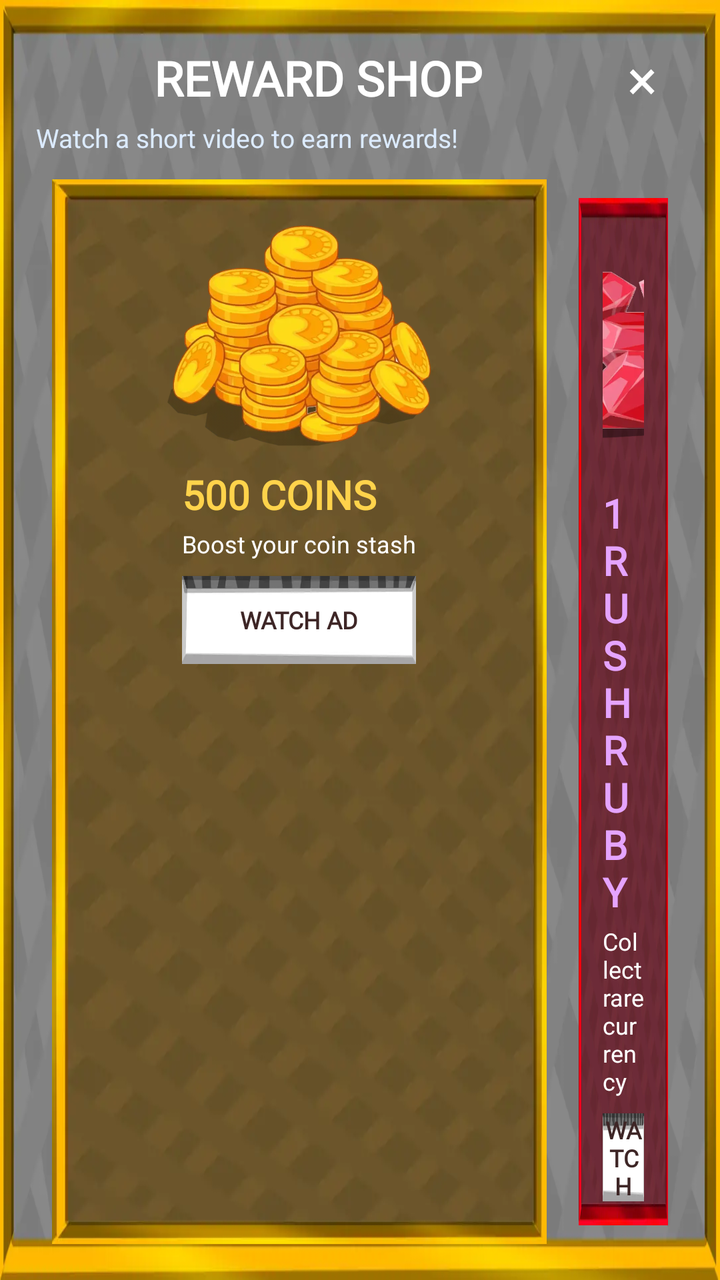
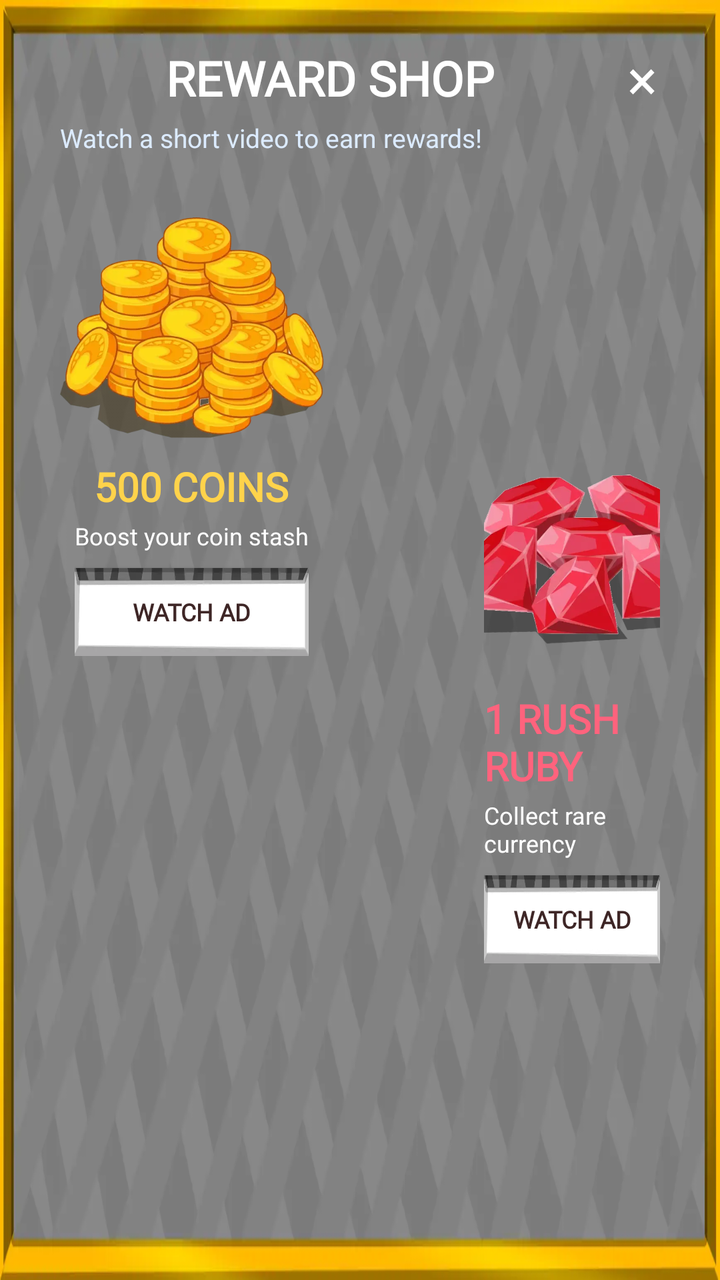

Screens rendered from an Android XML layout before and after an edit, with the pre-edit source and the edit as a unified diff.
<!-- AndroidManifest.xml: application theme Theme.RollerRush -->
<!-- res/layout/dialog_reward_shop.xml -->
<?xml version="1.0" encoding="utf-8"?>
<LinearLayout xmlns:android="http://schemas.android.com/apk/res/android"
    android:layout_width="match_parent"
    android:layout_height="wrap_content"
    android:background="@drawable/reward_shop_panel"
    android:orientation="vertical"
    android:padding="18dp">

    
    <LinearLayout
        android:layout_width="match_parent"
        android:layout_height="wrap_content"
        android:gravity="center_vertical"
        android:orientation="horizontal">

        <TextView
            android:layout_width="0dp"
            android:layout_height="wrap_content"
            android:layout_weight="1"
            android:fontFamily="@font/new_font"
            android:text="REWARD SHOP"
            android:textAlignment="center"
            android:textColor="#FFFFFF"
            android:textSize="24sp"
            android:textStyle="bold"/>

        <TextView
            android:id="@+id/rewardShopClose"
            android:layout_width="42dp"
            android:layout_height="42dp"
            android:clickable="true"
            android:focusable="true"
            android:gravity="center"
            android:text="×"
            android:textColor="#FFFFFF"
            android:textSize="28sp"/>
    </LinearLayout>

    <TextView
        android:layout_width="match_parent"
        android:layout_height="wrap_content"
        android:layout_marginBottom="12dp"
        android:text="Watch a short video to earn rewards!"
        android:textColor="#DCEBFF"
        android:textSize="13sp"/>
    <LinearLayout
        android:layout_width="match_parent"
        android:layout_height="match_parent"
        android:orientation="horizontal"
        android:gravity="center">



    
    <LinearLayout
        android:layout_width="wrap_content"
        android:layout_height="match_parent"
        android:background="@drawable/reward_shop_card1"
        android:gravity="center_horizontal"
        android:layout_marginHorizontal="8dp"
        android:orientation="vertical"
        android:padding="12dp">

        <ImageView
            android:layout_width="132dp"
            android:layout_height="132dp"
            android:contentDescription="Coin reward"
            android:scaleType="fitCenter"
            android:src="@drawable/coin_bunch"/>

        <LinearLayout
            android:layout_width="wrap_content"
            android:layout_height="wrap_content"
            android:orientation="vertical">

            <TextView
                android:layout_width="wrap_content"
                android:layout_height="wrap_content"
                android:fontFamily="@font/new_font"
                android:text="500 COINS"
                android:textColor="#FFD34B"
                android:textSize="20sp"
                android:textStyle="bold"/>

            <TextView
                android:layout_width="wrap_content"
                android:layout_height="wrap_content"
                android:layout_marginTop="3dp"
                android:text="Boost your coin stash"
                android:textColor="#FFFFFF"
                android:textSize="12sp"/>

            <Button
                android:id="@+id/rewardCoinsButton"
                android:layout_width="match_parent"
                android:layout_height="44dp"
                android:layout_marginTop="8dp"
                android:background="@drawable/watch_ad_button"
                android:fontFamily="@font/new_font"
                android:text="WATCH AD"
                android:textColor="#3E2626"
                android:textSize="12sp"
                android:textStyle="bold"/>
        </LinearLayout>
    </LinearLayout>

    
    <LinearLayout
        android:layout_width="wrap_content"
        android:layout_height="wrap_content"
        android:background="@drawable/reward_shop_card2"
        android:gravity="center_horizontal"
        android:orientation="vertical"
        android:layout_marginHorizontal="8dp"
        android:padding="12dp">

        <ImageView
            android:layout_width="132dp"
            android:layout_height="132dp"
            android:contentDescription="Rush Ruby reward"
            android:scaleType="fitCenter"
            android:src="@drawable/ruby_bunch"/>

        <LinearLayout
            android:layout_width="wrap_content"
            android:layout_height="wrap_content"
            android:orientation="vertical">

            <TextView
                android:layout_width="wrap_content"
                android:layout_height="wrap_content"
                android:fontFamily="@font/new_font"
                android:text="1 RUSH RUBY"
                android:textColor="#E5A4FF"
                android:textSize="20sp"
                android:textStyle="bold"/>

            <TextView
                android:layout_width="wrap_content"
                android:layout_height="wrap_content"
                android:layout_marginTop="3dp"
                android:text="Collect rare currency"
                android:textColor="#FFFFFF"
                android:textSize="12sp"/>

            <Button
                android:id="@+id/rewardRubyButton"
                android:layout_width="match_parent"
                android:layout_height="44dp"
                android:layout_marginTop="8dp"
                android:background="@drawable/watch_ad_button"
                android:fontFamily="@font/new_font"
                android:text="WATCH AD"
                android:textColor="#3E2626"
                android:textSize="12sp"
                android:textStyle="bold"/>
        </LinearLayout>
    </LinearLayout>

    </LinearLayout>
    <TextView
        android:layout_width="match_parent"
        android:layout_height="wrap_content"
        android:layout_marginTop="12dp"
        android:gravity="center"
        android:text="Each reward has its own 3-minute cooldown."
        android:textColor="#B9C9DD"
        android:textSize="11sp"/>


</LinearLayout>
<!-- resources referenced by this layout -->
<resources>
  <!-- drawable coin_bunch: webp bitmap (drawable-nodpi, 23518 bytes) -->
  <!-- drawable reward_shop_card1: webp bitmap (drawable-nodpi, 9396 bytes) -->
  <!-- drawable reward_shop_card2: webp bitmap (drawable-nodpi, 8136 bytes) -->
  <!-- drawable reward_shop_panel: webp bitmap (drawable-nodpi, 17254 bytes) -->
  <!-- drawable ruby_bunch: webp bitmap (drawable-nodpi, 20644 bytes) -->
  <!-- drawable watch_ad_button: webp bitmap (drawable-nodpi, 1276 bytes) -->
  <style name="Theme.RollerRush" parent="Theme.AppCompat.NoActionBar">
          <item name="android:windowFullscreen">true</item>
          <item name="android:windowBackground">@android:color/black</item>
      </style>
</resources>

<!-- the commit's change to res/layout/dialog_reward_shop.xml (unified diff, before → after) -->
@@ -4,6 +4,7 @@
     android:layout_height="wrap_content"
     android:background="@drawable/reward_shop_panel"
     android:orientation="vertical"
+    android:layout_margin="24dp"
     android:padding="18dp">
 
     
@@ -22,6 +23,7 @@
             android:textAlignment="center"
             android:textColor="#FFFFFF"
             android:textSize="24sp"
+            android:layout_marginStart="12dp"
             android:textStyle="bold"/>
 
         <TextView
@@ -42,6 +44,7 @@
         android:layout_marginBottom="12dp"
         android:text="Watch a short video to earn rewards!"
         android:textColor="#DCEBFF"
+        android:layout_marginStart="12dp"
         android:textSize="13sp"/>
     <LinearLayout
         android:layout_width="match_parent"
@@ -55,9 +58,9 @@
     <LinearLayout
         android:layout_width="wrap_content"
         android:layout_height="match_parent"
-        android:background="@drawable/reward_shop_card1"
         android:gravity="center_horizontal"
-        android:layout_marginHorizontal="8dp"
+        android:layout_marginEnd="28dp"
+        android:layout_marginBottom="8dp"
         android:orientation="vertical"
         android:padding="12dp">
 
@@ -71,7 +74,8 @@
         <LinearLayout
             android:layout_width="wrap_content"
             android:layout_height="wrap_content"
-            android:orientation="vertical">
+            android:orientation="vertical"
+            android:gravity="center_horizontal">
 
             <TextView
                 android:layout_width="wrap_content"
@@ -108,10 +112,10 @@
     <LinearLayout
         android:layout_width="wrap_content"
         android:layout_height="wrap_content"
-        android:background="@drawable/reward_shop_card2"
         android:gravity="center_horizontal"
         android:orientation="vertical"
-        android:layout_marginHorizontal="8dp"
+        android:layout_marginStart="28dp"
+        android:layout_marginBottom="8dp"
         android:padding="12dp">
 
         <ImageView
@@ -124,14 +128,15 @@
         <LinearLayout
             android:layout_width="wrap_content"
             android:layout_height="wrap_content"
-            android:orientation="vertical">
+            android:orientation="vertical"
+            android:gravity="center_horizontal">
 
             <TextView
                 android:layout_width="wrap_content"
                 android:layout_height="wrap_content"
                 android:fontFamily="@font/new_font"
                 android:text="1 RUSH RUBY"
-                android:textColor="#E5A4FF"
+                android:textColor="#FF637D"
                 android:textSize="20sp"
                 android:textStyle="bold"/>
 
<!-- resource entries referenced after the edit -->
@@ -1,8 +1,6 @@
 <!-- resources referenced by this layout -->
 <resources>
   <!-- drawable coin_bunch: webp bitmap (drawable-nodpi, 23518 bytes) -->
-  <!-- drawable reward_shop_card1: webp bitmap (drawable-nodpi, 9396 bytes) -->
-  <!-- drawable reward_shop_card2: webp bitmap (drawable-nodpi, 8136 bytes) -->
   <!-- drawable reward_shop_panel: webp bitmap (drawable-nodpi, 17254 bytes) -->
   <!-- drawable ruby_bunch: webp bitmap (drawable-nodpi, 20644 bytes) -->
   <!-- drawable watch_ad_button: webp bitmap (drawable-nodpi, 1276 bytes) -->
